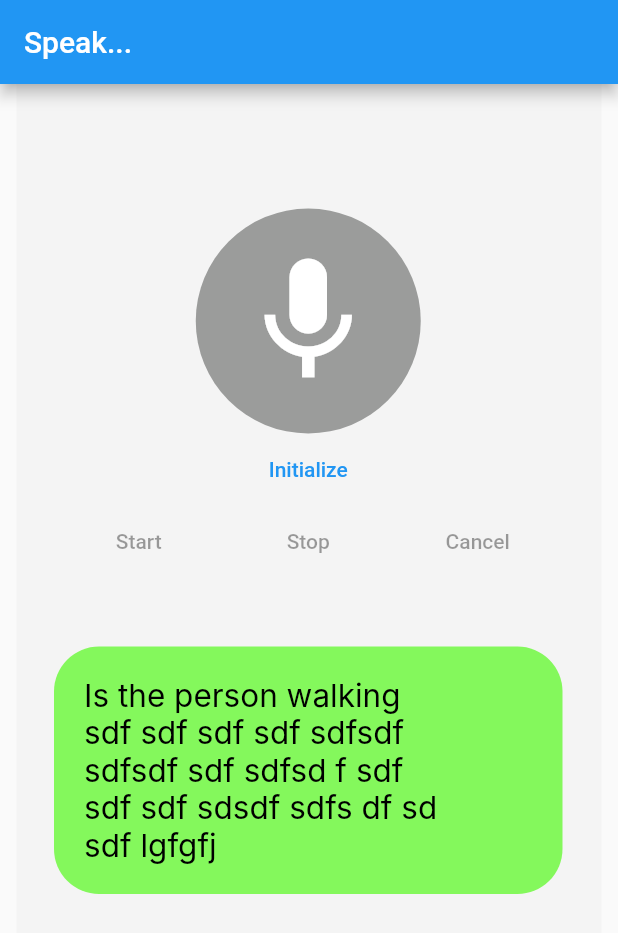
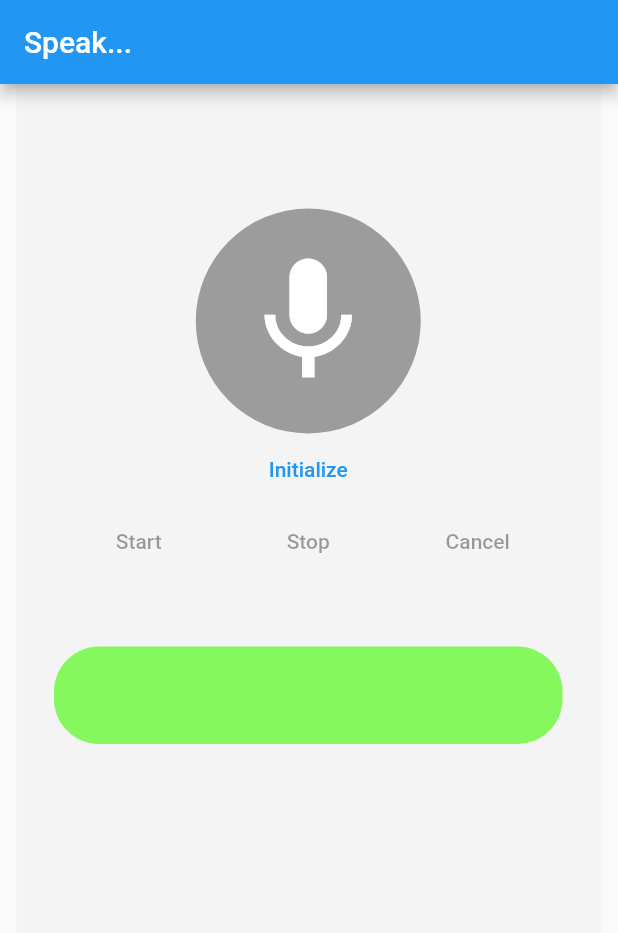
Before and after one commit to elaine-xx/HT6-FE, a Flutter app: the screen it shows after launch, on a phone screen of 412 x 824 dp. Shown: the top 933 px of the screen. Run offline on Flutter 3.47's test engine with Material 2 defaults, Android fonts, the phone set to English and light mode, and no system bars; our stand-ins replace camera, speech_to_text, video_player; Roboto replaces fonts that are missing (Inter).

Commit message:
Update bubble text from STT

```diff
--- a/lib/recorder.dart
+++ b/lib/recorder.dart
@@ -97,7 +97,9 @@ class _RecorderScreenState extends State<RecorderScreen> {
                 SpeechControlWidget(_hasSpeech, speech.isListening,
                     startListening, stopListening, cancelListening),
                 SizedBox(height: 46),
-                TextBubble(),
+                TextBubble(
+                  content: lastWords,
+                ),
               ],
             ),
           ),
@@ -149,7 +151,7 @@ class _RecorderScreenState extends State<RecorderScreen> {
   /// available after `listen` is called.
   void resultListener(SpeechRecognitionResult result) {
     setState(() {
-      lastWords = '${result.recognizedWords} - ${result.finalResult}';
+      lastWords = result.recognizedWords;
       print(lastWords);
     });
   }
@@ -165,9 +167,10 @@ class _RecorderScreenState extends State<RecorderScreen> {
 }
 
 class TextBubble extends StatelessWidget {
-  const TextBubble({
-    super.key,
-  });
+  final String content;
+
+  const TextBubble({Key? key, required this.content})
+      : super(key: key); // Fixed the constructor
 
   @override
   Widget build(BuildContext context) {
@@ -180,7 +183,7 @@ class TextBubble extends StatelessWidget {
           borderRadius: BorderRadius.circular(30),
         ),
       ),
-      child: const Column(
+      child: Column(
         mainAxisSize: MainAxisSize.min,
         mainAxisAlignment: MainAxisAlignment.start,
         crossAxisAlignment: CrossAxisAlignment.start,
@@ -188,8 +191,8 @@ class TextBubble extends StatelessWidget {
           SizedBox(
             width: 239,
             child: Text(
-              'Is the person walking sdf sdf sdf sdf sdfsdf sdfsdf sdf sdfsd f sdf sdf sdf sdsdf sdfs df sd sdf lgfgfj  ',
-              style: TextStyle(
+              content,
+              style: const TextStyle(
                 color: Colors.black,
                 fontSize: 21,
                 fontFamily: 'Inter',
@@ -226,13 +229,14 @@ class RecordingIcon extends StatelessWidget {
         child: Center(
           // Center the icon within the container
           child: Icon(Icons.mic,
-              size: 100, color: const Color.fromARGB(255, 255, 255, 255)), // Increased icon size
+              size: 100,
+              color: const Color.fromARGB(
+                  255, 255, 255, 255)), // Increased icon size
         ),
       ),
     );
   }
 }
-
 
 class InitSpeechWidget extends StatelessWidget {
   const InitSpeechWidget(this.hasSpeech, this.initSpeechState, {Key? key})
```
